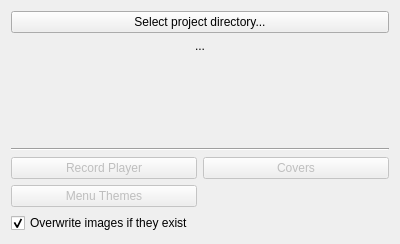
lumiscosity/pivoine, file src/projectwindow.ui: the form before one commit.
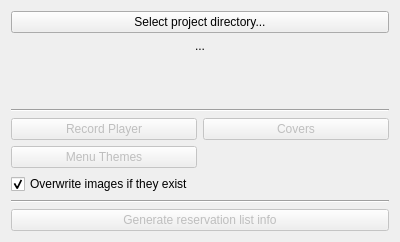
The form after the commit.

Commit message: reservation list automation

```diff
--- a/src/projectwindow.ui
+++ b/src/projectwindow.ui
@@ -7,7 +7,7 @@
     <x>0</x>
     <y>0</y>
     <width>400</width>
-    <height>244</height>
+    <height>242</height>
    </rect>
   </property>
   <property name="windowTitle">
@@ -95,6 +95,23 @@
      </property>
     </widget>
    </item>
+   <item>
+    <widget class="Line" name="line_2">
+     <property name="orientation">
+      <enum>Qt::Orientation::Horizontal</enum>
+     </property>
+    </widget>
+   </item>
+   <item>
+    <widget class="QPushButton" name="reservationListPushButton">
+     <property name="enabled">
+      <bool>false</bool>
+     </property>
+     <property name="text">
+      <string>Generate reservation list info</string>
+     </property>
+    </widget>
+   </item>
   </layout>
  </widget>
  <resources/>
```
The commit also changes 4 other files.
